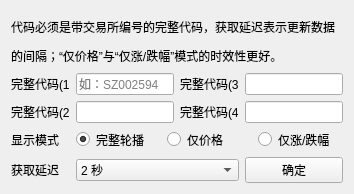
First picture: the form in uis/rc_setting/base/base.ui, repository YQBaobao/RollerCoaster, before the edit.
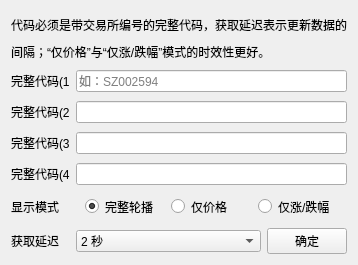
Second picture: the form after the edit.

Commit message: FIX:布局

The edit to the form file:
```diff
--- a/uis/rc_setting/base/base.ui
+++ b/uis/rc_setting/base/base.ui
@@ -6,8 +6,8 @@
    <rect>
     <x>0</x>
     <y>0</y>
-    <width>354</width>
-    <height>194</height>
+    <width>355</width>
+    <height>236</height>
    </rect>
   </property>
   <property name="windowTitle">
@@ -20,151 +20,34 @@
    <property name="bottomMargin">
     <number>11</number>
    </property>
-   <item row="2" column="3">
-    <widget class="QLabel" name="label_6">
-     <property name="text">
-      <string>完整代码(3</string>
-     </property>
-    </widget>
-   </item>
-   <item row="2" column="4">
-    <widget class="QLineEdit" name="lineEdit_3"/>
-   </item>
-   <item row="0" column="0" colspan="5">
-    <widget class="QLabel" name="label_4">
-     <property name="minimumSize">
-      <size>
-       <width>0</width>
-       <height>20</height>
-      </size>
-     </property>
-     <property name="text">
-      <string>代码必须是带交易所编号的完整代码，获取延迟表示更新数据</string>
-     </property>
-    </widget>
-   </item>
-   <item row="3" column="0" colspan="2">
-    <widget class="QLabel" name="label_5">
-     <property name="text">
-      <string>完整代码(2</string>
-     </property>
-    </widget>
-   </item>
-   <item row="3" column="3">
+   <property name="verticalSpacing">
+    <number>9</number>
+   </property>
+   <item row="7" column="0">
     <widget class="QLabel" name="label_7">
      <property name="text">
       <string>完整代码(4</string>
      </property>
     </widget>
    </item>
-   <item row="1" column="0" colspan="5">
-    <widget class="QLabel" name="label_3">
-     <property name="text">
-      <string>的间隔；“仅价格”与“仅涨/跌幅”模式的时效性更好。</string>
-     </property>
-    </widget>
-   </item>
-   <item row="6" column="0">
-    <widget class="QLabel" name="label_2">
-     <property name="sizePolicy">
-      <sizepolicy hsizetype="Fixed" vsizetype="Preferred">
-       <horstretch>0</horstretch>
-       <verstretch>0</verstretch>
-      </sizepolicy>
-     </property>
-     <property name="text">
-      <string>获取延迟</string>
-     </property>
-    </widget>
-   </item>
-   <item row="6" column="4">
-    <widget class="QPushButton" name="pushButton_accepted">
-     <property name="sizePolicy">
-      <sizepolicy hsizetype="Minimum" vsizetype="Minimum">
-       <horstretch>0</horstretch>
-       <verstretch>0</verstretch>
-      </sizepolicy>
-     </property>
-     <property name="text">
-      <string>确定</string>
-     </property>
-    </widget>
-   </item>
-   <item row="4" column="0">
+   <item row="8" column="0">
     <widget class="QLabel" name="label_8">
      <property name="text">
       <string>显示模式</string>
      </property>
     </widget>
    </item>
-   <item row="6" column="2" colspan="2">
-    <widget class="QComboBox" name="comboBox">
-     <property name="currentIndex">
-      <number>0</number>
-     </property>
-     <item>
-      <property name="text">
-       <string>2 秒</string>
-      </property>
-     </item>
-     <item>
-      <property name="text">
-       <string>3 秒</string>
-      </property>
-     </item>
-     <item>
-      <property name="text">
-       <string>4 秒</string>
-      </property>
-     </item>
-     <item>
-      <property name="text">
-       <string>6 秒</string>
-      </property>
-     </item>
-     <item>
-      <property name="text">
-       <string>8 秒</string>
-      </property>
-     </item>
-     <item>
-      <property name="text">
-       <string>10 秒</string>
-      </property>
-     </item>
-    </widget>
-   </item>
-   <item row="2" column="2">
-    <widget class="QLineEdit" name="lineEdit">
-     <property name="placeholderText">
-      <string>如：SZ002594</string>
-     </property>
-    </widget>
-   </item>
-   <item row="2" column="0" colspan="2">
-    <widget class="QLabel" name="label">
-     <property name="text">
-      <string>完整代码(1</string>
-     </property>
-    </widget>
-   </item>
-   <item row="4" column="2" colspan="3">
+   <item row="8" column="1" colspan="4">
     <widget class="QFrame" name="frame">
      <property name="styleSheet">
       <string notr="true">border:none;</string>
      </property>
      <layout class="QHBoxLayout" name="horizontalLayout">
-      <property name="leftMargin">
-       <number>0</number>
-      </property>
       <property name="topMargin">
-       <number>1</number>
-      </property>
-      <property name="rightMargin">
-       <number>0</number>
+       <number>3</number>
       </property>
       <property name="bottomMargin">
-       <number>1</number>
+       <number>3</number>
       </property>
       <item>
        <widget class="QRadioButton" name="radioButton">
@@ -202,12 +85,114 @@
      </layout>
     </widget>
    </item>
-   <item row="3" column="4">
+   <item row="10" column="1" colspan="3">
+    <widget class="QComboBox" name="comboBox">
+     <property name="currentIndex">
+      <number>0</number>
+     </property>
+     <item>
+      <property name="text">
+       <string>2 秒</string>
+      </property>
+     </item>
+     <item>
+      <property name="text">
+       <string>3 秒</string>
+      </property>
+     </item>
+     <item>
+      <property name="text">
+       <string>4 秒</string>
+      </property>
+     </item>
+     <item>
+      <property name="text">
+       <string>6 秒</string>
+      </property>
+     </item>
+     <item>
+      <property name="text">
+       <string>8 秒</string>
+      </property>
+     </item>
+     <item>
+      <property name="text">
+       <string>10 秒</string>
+      </property>
+     </item>
+    </widget>
+   </item>
+   <item row="7" column="1" colspan="4">
     <widget class="QLineEdit" name="lineEdit_4"/>
    </item>
-   <item row="3" column="2">
+   <item row="2" column="0" colspan="5">
+    <widget class="QLabel" name="label_3">
+     <property name="text">
+      <string>间隔；“仅价格”与“仅涨/跌幅”模式的时效性更好。</string>
+     </property>
+    </widget>
+   </item>
+   <item row="6" column="0">
+    <widget class="QLabel" name="label_6">
+     <property name="text">
+      <string>完整代码(3</string>
+     </property>
+    </widget>
+   </item>
+   <item row="10" column="0">
+    <widget class="QLabel" name="label_2">
+     <property name="text">
+      <string>获取延迟</string>
+     </property>
+    </widget>
+   </item>
+   <item row="1" column="0" colspan="5">
+    <widget class="QLabel" name="label_4">
+     <property name="text">
+      <string>代码必须是带交易所编号的完整代码，获取延迟表示更新数据的</string>
+     </property>
+    </widget>
+   </item>
+   <item row="10" column="4">
+    <widget class="QPushButton" name="pushButton_accepted">
+     <property name="sizePolicy">
+      <sizepolicy hsizetype="Minimum" vsizetype="Minimum">
+       <horstretch>0</horstretch>
+       <verstretch>0</verstretch>
+      </sizepolicy>
+     </property>
+     <property name="text">
+      <string>确定</string>
+     </property>
+    </widget>
+   </item>
+   <item row="6" column="1" colspan="4">
+    <widget class="QLineEdit" name="lineEdit_3"/>
+   </item>
+   <item row="4" column="0">
+    <widget class="QLabel" name="label_5">
+     <property name="text">
+      <string>完整代码(2</string>
+     </property>
+    </widget>
+   </item>
+   <item row="4" column="1" colspan="4">
     <widget class="QLineEdit" name="lineEdit_2"/>
    </item>
+   <item row="3" column="0">
+    <widget class="QLabel" name="label">
+     <property name="text">
+      <string>完整代码(1</string>
+     </property>
+    </widget>
+   </item>
+   <item row="3" column="1" colspan="4">
+    <widget class="QLineEdit" name="lineEdit">
+     <property name="placeholderText">
+      <string>如：SZ002594</string>
+     </property>
+    </widget>
+   </item>
   </layout>
  </widget>
  <resources/>
```
The commit also changes 1 other file.
